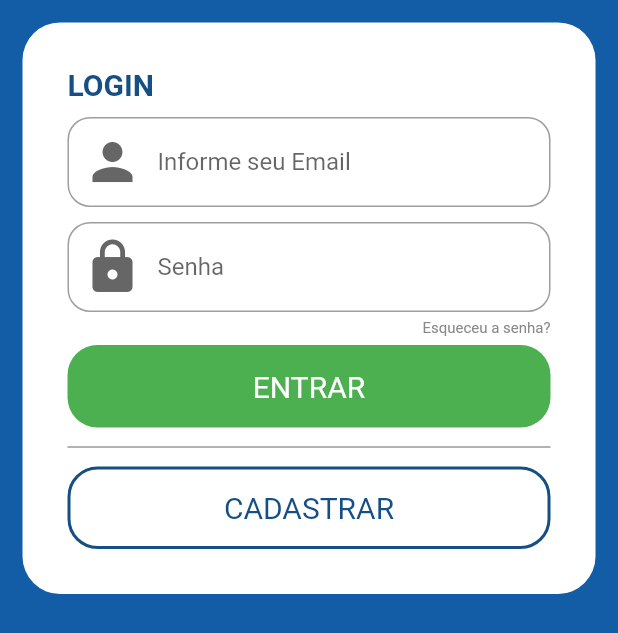
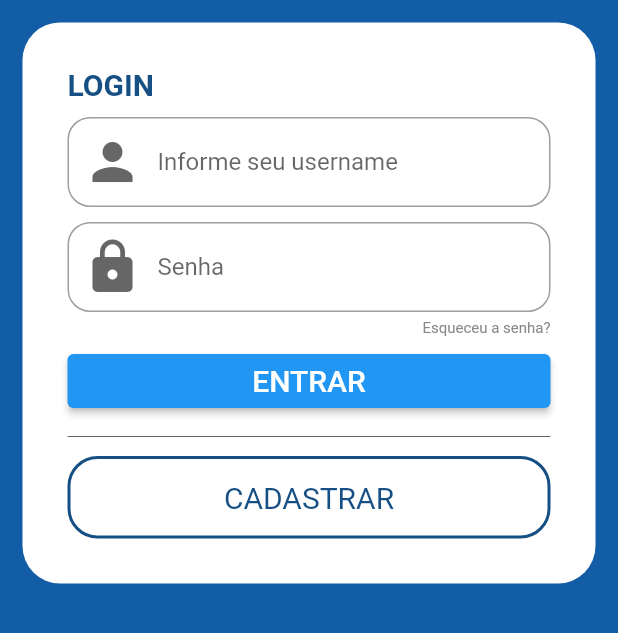
Before and after one commit to rodriguesJeff/aguia-real-app, a Flutter app: the screen it shows after launch, on a phone screen of 412 x 824 dp. Shown: the top 633 px of the screen. Run offline on Flutter 3.47's test engine with Material 2 defaults, Android fonts, the light colour scheme and no system bars; our stand-ins replace get, parse_server_sdk_flutter.

Commit message:
Login funcionando, falta redirecionar e começar a tratar os dados

```diff
--- /dev/null
+++ b/lib/src/modules/login/login_controller.dart
@@ -0,0 +1,46 @@
+import 'package:aguia_real_dbv/src/modules/login/login_repository.dart';
+import 'package:get/get_state_manager/src/simple/get_controllers.dart';
+
+class LoginController  extends GetxController {
+  final LoginRepository repository;
+
+  LoginController({required this.repository});
+
+  String username = "";
+  void setUsername(String value) => username = value;
+  bool get isUserNameValid {
+    if (username.isNotEmpty) return true;
+    if (username.length > 5) return true;
+    return false;
+  }
+  String? get usernameMessage {
+    if (isUserNameValid) return null;
+    return 'USernamve inválido';
+  }
+
+  String password = "";
+  void setPassword(String value) => password = value;
+  bool get isPasswordValid {
+    if (password.isNotEmpty) return true;
+    if (password.length > 8) return true;
+    return false;
+  }
+  String? get passwordMessage {
+    if (isPasswordValid) return null;
+    return 'Senha inválida';
+  }
+
+  get isFormValid => isUserNameValid && isPasswordValid ? login() : null;
+
+  bool isLoading = false;
+
+  Future<void> login() async {
+    isLoading = true;
+    final response = await repository.login(username, password);
+
+    if (response.success) {
+      print(response.result);
+    }
+    print(response.statusCode);
+  }
+}
--- /dev/null
+++ b/lib/src/modules/login/login_repository.dart
@@ -0,0 +1,10 @@
+import 'package:parse_server_sdk_flutter/parse_server_sdk.dart';
+
+
+class LoginRepository {
+  Future<ParseResponse> login(String username, String password) async {
+    final user = ParseUser(username, password, null);
+
+    return user.login();
+  }
+}
--- a/lib/src/modules/login/login_view.dart
+++ b/lib/src/modules/login/login_view.dart
@@ -1,8 +1,9 @@
+import 'package:aguia_real_dbv/src/modules/login/login_controller.dart';
 import 'package:aguia_real_dbv/src/shared/utils.dart';
 import 'package:flutter/material.dart';
 import 'package:get/get.dart';
 
-class LoginView extends GetView {
+class LoginView extends GetView<LoginController> {
   @override
   Widget build(BuildContext context) {
     return Scaffold(
@@ -34,22 +35,23 @@ class LoginView extends GetView {
                         ),
                         const SizedBox(height: 10.0),
                         TextFormField(
+                          onChanged: controller.setUsername,
                           decoration: InputDecoration(
                             prefixIcon: Padding(
                               padding: const EdgeInsets.all(10.0),
                               child: Icon(Icons.person, color: Utils.greyDark, size: 40,),
                             ),
-                            hintText: 'Informe seu Email',
+                            hintText: 'Informe seu username',
                             border: OutlineInputBorder(
                               borderSide:
                                   BorderSide(width: 1, color: Utils.darkBlue),
                               borderRadius: BorderRadius.circular(15),
                             ),
                           ),
-                          style: const TextStyle(color: Colors.white),
                         ),
                         const SizedBox(height: 10.0),
                         TextFormField(
+                          onChanged: controller.setPassword,
                           obscureText: true,
                           decoration: InputDecoration(
                             prefixIcon: Padding(
@@ -63,23 +65,24 @@ class LoginView extends GetView {
                               borderRadius: BorderRadius.circular(15),
                             ),
                           ),
-                          style: const TextStyle(color: Colors.white),
                         ),
                         Container(
                           alignment: Alignment.centerRight,
                           padding: const EdgeInsets.only(top: 5.0, bottom: 5.0),
                           child: Text('Esqueceu a senha?', style: TextStyle(fontSize: 10.0, color: Utils.greyMid)),
                         ),
-                        GestureDetector(
-                          onTap: () {Get.toNamed('/home');},
-                          child: Container(
-                            width: 300.0,
-                            height: 55.0,
-                            decoration: BoxDecoration(
-                              color: Utils.greenAction,
-                              borderRadius: BorderRadius.circular(20.0),
+                        ElevatedButton(
+                          onPressed: () async {
+                            controller.isFormValid;
+                          },
+                          child: const Center(
+                            child: Text(
+                              'ENTRAR',
+                              style: TextStyle(
+                                color: Colors.white,
+                                fontSize: 20.0,
+                              ),
                             ),
-                            child: const Center(child: Text('ENTRAR', style: TextStyle(color: Colors.white, fontSize: 20.0))),
                           ),
                         ),
                         const SizedBox(height: 10.0),
--- a/pubspec.yaml
+++ b/pubspec.yaml
@@ -15,6 +15,7 @@ dependencies:
 
   cupertino_icons: ^1.0.2
   get:
+  parse_server_sdk_flutter:
 
 dev_dependencies:
   flutter_test:
```
Also changed, not shown: lib/main.dart (+11 -1 lines), lib/src/modules/login/login_binding.dart (added, +12 -0 lines), lib/src/routes/app_pages.dart (+6 -1 lines), pubspec.lock, 2 other files.
